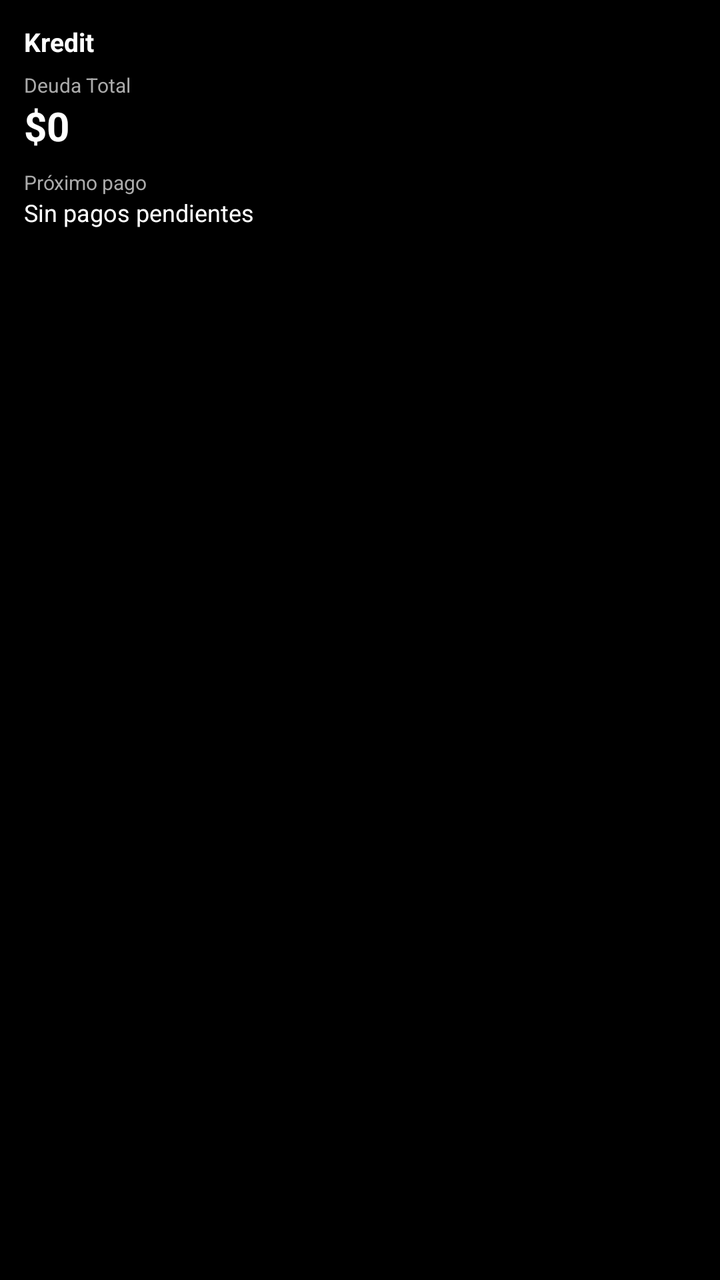
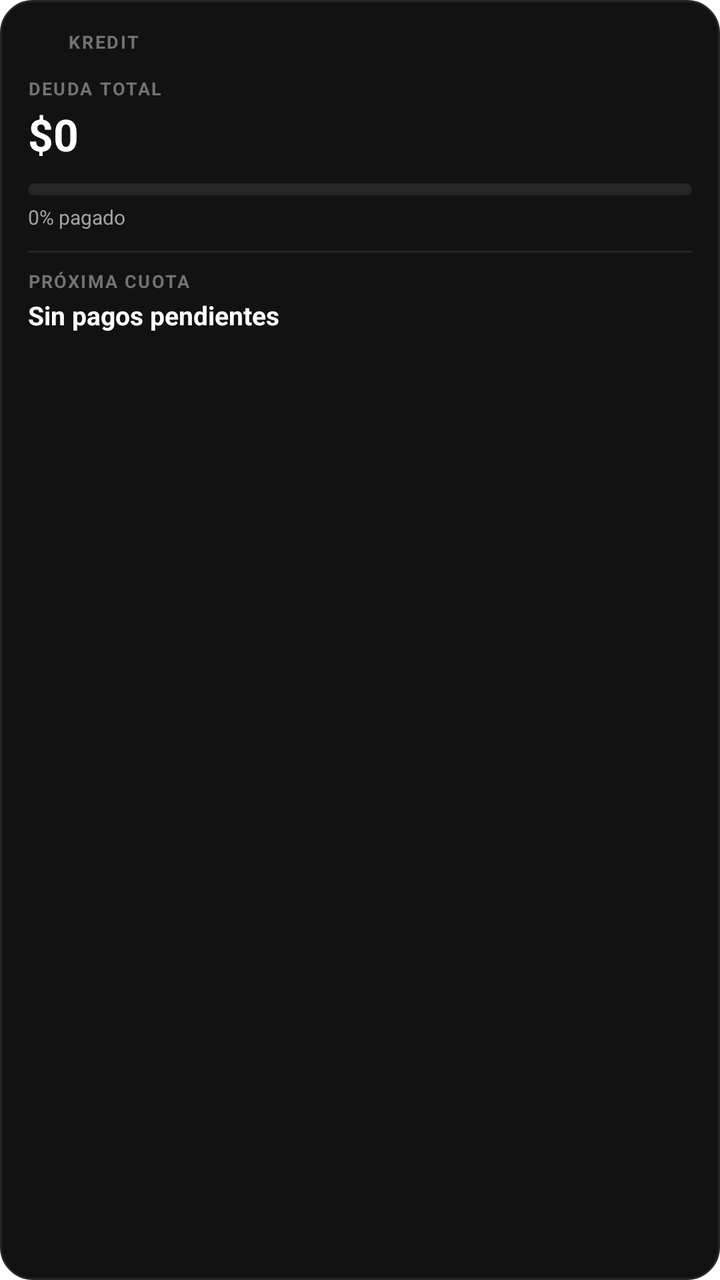

The first picture is an Android layout as it rendered before a commit; the second is the same layout after the commit. The layout source and the unified diff follow.
<!-- AndroidManifest.xml: fallback theme Theme.MaterialComponents.DayNight.NoActionBar -->
<!-- res/layout/kredit_widget_layout.xml -->
<?xml version="1.0" encoding="utf-8"?>
<LinearLayout xmlns:android="http://schemas.android.com/apk/res/android"
    android:layout_width="match_parent"
    android:layout_height="match_parent"
    android:background="#000000"
    android:orientation="vertical"
    android:padding="12dp">

    <TextView
        android:id="@+id/widget_title"
        android:layout_width="wrap_content"
        android:layout_height="wrap_content"
        android:text="Kredit"
        android:textColor="#FFFFFF"
        android:textSize="13sp"
        android:textStyle="bold" />

    <TextView
        android:layout_width="wrap_content"
        android:layout_height="wrap_content"
        android:layout_marginTop="6dp"
        android:text="Deuda Total"
        android:textColor="#AAAAAA"
        android:textSize="10sp" />

    <TextView
        android:id="@+id/widget_total_debt_value"
        android:layout_width="wrap_content"
        android:layout_height="wrap_content"
        android:text="$0"
        android:textColor="#FFFFFF"
        android:textSize="20sp"
        android:textStyle="bold" />

    <TextView
        android:layout_width="wrap_content"
        android:layout_height="wrap_content"
        android:layout_marginTop="8dp"
        android:text="Próximo pago"
        android:textColor="#AAAAAA"
        android:textSize="10sp" />

    <TextView
        android:id="@+id/widget_next_payment_value"
        android:layout_width="match_parent"
        android:layout_height="wrap_content"
        android:ellipsize="end"
        android:maxLines="1"
        android:text="Sin pagos pendientes"
        android:textColor="#FFFFFF"
        android:textSize="12sp" />

</LinearLayout>
<!-- resources referenced by this layout -->
<resources>

</resources>

<!-- the commit's change to res/layout/kredit_widget_layout.xml (unified diff, before → after) -->
@@ -1,53 +1,141 @@
 <?xml version="1.0" encoding="utf-8"?>
 <LinearLayout xmlns:android="http://schemas.android.com/apk/res/android"
+    android:id="@+id/widget_root"
     android:layout_width="match_parent"
     android:layout_height="match_parent"
-    android:background="#000000"
+    android:background="@drawable/kredit_widget_background_pure"
     android:orientation="vertical"
-    android:padding="12dp">
+    android:padding="14dp">
 
-    <TextView
-        android:id="@+id/widget_title"
-        android:layout_width="wrap_content"
+    
+    <LinearLayout
+        android:layout_width="match_parent"
         android:layout_height="wrap_content"
-        android:text="Kredit"
-        android:textColor="#FFFFFF"
-        android:textSize="13sp"
-        android:textStyle="bold" />
+        android:gravity="center_vertical"
+        android:orientation="horizontal">
 
+        <ImageView
+            android:layout_width="14dp"
+            android:layout_height="14dp"
+            android:src="@mipmap/ic_launcher"
+            android:contentDescription="Kredit" />
+
+        <TextView
+            android:layout_width="wrap_content"
+            android:layout_height="wrap_content"
+            android:layout_marginStart="6dp"
+            android:text="KREDIT"
+            android:textColor="#737373"
+            android:textSize="9sp"
+            android:textStyle="bold"
+            android:letterSpacing="0.1" />
+    </LinearLayout>
+
+    
     <TextView
         android:layout_width="wrap_content"
         android:layout_height="wrap_content"
-        android:layout_marginTop="6dp"
-        android:text="Deuda Total"
-        android:textColor="#AAAAAA"
-        android:textSize="10sp" />
+        android:layout_marginTop="10dp"
+        android:text="DEUDA TOTAL"
+        android:textColor="#737373"
+        android:textSize="9sp"
+        android:textStyle="bold"
+        android:letterSpacing="0.08" />
 
     <TextView
         android:id="@+id/widget_total_debt_value"
         android:layout_width="wrap_content"
         android:layout_height="wrap_content"
+        android:layout_marginTop="2dp"
         android:text="$0"
         android:textColor="#FFFFFF"
-        android:textSize="20sp"
+        android:textSize="22sp"
         android:textStyle="bold" />
 
+    
+    <LinearLayout
+        android:id="@+id/widget_progress_group"
+        android:layout_width="match_parent"
+        android:layout_height="wrap_content"
+        android:layout_marginTop="10dp"
+        android:orientation="vertical">
+
+        <ProgressBar
+            android:id="@+id/widget_progress_bar"
+            style="?android:attr/progressBarStyleHorizontal"
+            android:layout_width="match_parent"
+            android:layout_height="6dp"
+            android:max="100"
+            android:progress="0"
+            android:progressDrawable="@drawable/kredit_widget_progress" />
+
+        <TextView
+            android:id="@+id/widget_progress_label"
+            android:layout_width="wrap_content"
+            android:layout_height="wrap_content"
+            android:layout_marginTop="4dp"
+            android:text="0% pagado"
+            android:textColor="#A3A3A3"
+            android:textSize="10sp" />
+    </LinearLayout>
+
+    
+    <View
+        android:layout_width="match_parent"
+        android:layout_height="1dp"
+        android:layout_marginTop="10dp"
+        android:background="#262626" />
+
+    
     <TextView
         android:layout_width="wrap_content"
         android:layout_height="wrap_content"
         android:layout_marginTop="8dp"
-        android:text="Próximo pago"
-        android:textColor="#AAAAAA"
-        android:textSize="10sp" />
+        android:text="PRÓXIMA CUOTA"
+        android:textColor="#737373"
+        android:textSize="9sp"
+        android:textStyle="bold"
+        android:letterSpacing="0.08" />
+
+    <LinearLayout
+        android:layout_width="match_parent"
+        android:layout_height="wrap_content"
+        android:layout_marginTop="2dp"
+        android:gravity="center_vertical"
+        android:orientation="horizontal">
+
+        <TextView
+            android:id="@+id/widget_next_payment_name"
+            android:layout_width="0dp"
+            android:layout_height="wrap_content"
+            android:layout_weight="1"
+            android:ellipsize="end"
+            android:maxLines="1"
+            android:text="Sin pagos pendientes"
+            android:textColor="#FFFFFF"
+            android:textSize="13sp"
+            android:textStyle="bold" />
+
+        <TextView
+            android:id="@+id/widget_next_payment_amount"
+            android:layout_width="wrap_content"
+            android:layout_height="wrap_content"
+            android:layout_marginStart="6dp"
+            android:text=""
+            android:textColor="#FFFFFF"
+            android:textSize="13sp"
+            android:textStyle="bold" />
+    </LinearLayout>
 
     <TextView
-        android:id="@+id/widget_next_payment_value"
+        android:id="@+id/widget_next_payment_date"
         android:layout_width="match_parent"
         android:layout_height="wrap_content"
+        android:layout_marginTop="1dp"
         android:ellipsize="end"
         android:maxLines="1"
-        android:text="Sin pagos pendientes"
-        android:textColor="#FFFFFF"
-        android:textSize="12sp" />
+        android:text=""
+        android:textColor="#A3A3A3"
+        android:textSize="11sp" />
 
 </LinearLayout>
<!-- resource entries referenced after the edit -->
@@ -1,5 +1,42 @@
 <!-- resources referenced by this layout -->
 <resources>
-
+  <!-- drawable kredit_widget_background_pure (drawable) -->
+  <?xml version="1.0" encoding="utf-8"?>
+  <shape xmlns:android="http://schemas.android.com/apk/res/android"
+      android:shape="rectangle">
+      <solid android:color="#121212" />
+      <stroke android:width="1dp" android:color="#262626" />
+      <corners android:radius="16dp" />
+  </shape>
+  <!-- drawable kredit_widget_progress (drawable) -->
+  <?xml version="1.0" encoding="utf-8"?>
+  <layer-list xmlns:android="http://schemas.android.com/apk/res/android">
+      <item android:id="@android:id/background">
+          <shape android:shape="rectangle">
+              <solid android:color="#262626" />
+              <corners android:radius="3dp" />
+          </shape>
+      </item>
+      <item android:id="@android:id/progress">
+          <clip>
+              <shape android:shape="rectangle">
+                  <solid android:color="#FFFFFF" />
+                  <corners android:radius="3dp" />
+              </shape>
+          </clip>
+      </item>
+  </layer-list>
+  <!-- mipmap ic_launcher (mipmap-anydpi-v26) -->
+  <?xml version="1.0" encoding="utf-8"?>
+  <adaptive-icon xmlns:android="http://schemas.android.com/apk/res/android">
+    <background android:drawable="@color/ic_launcher_background"/>
+    <foreground>
+        <inset
+            android:drawable="@drawable/ic_launcher_foreground"
+            android:inset="16%" />
+    </foreground>
+  </adaptive-icon>
+  <color name="ic_launcher_background">#000000</color>
+  <!-- drawable ic_launcher_foreground: png bitmap (drawable-hdpi, 4454 bytes) -->
 </resources>
 
